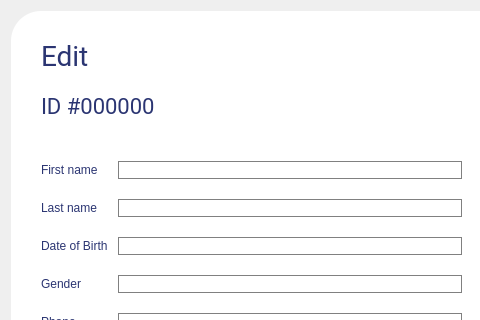
Qt form Nea_Yuk_Prod/account_edit.ui (Espada-Textura/Nea_Yuk) before a commit; both pictures show x 0 to 480 and y 0 to 320 of the 900 by 755 pixel window.
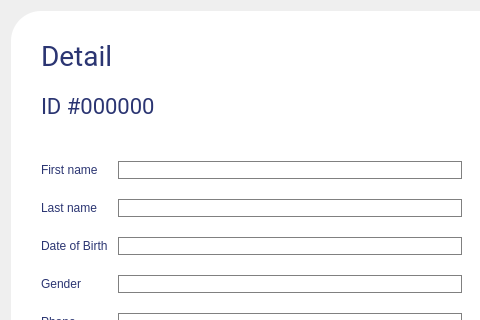
The same form after that commit. Icons and pictures are not drawn.

Diff of the .ui file:
```diff
--- a/Nea_Yuk_Prod/account_edit.ui
+++ b/Nea_Yuk_Prod/account_edit.ui
@@ -254,7 +254,7 @@
 font-size: 28px;</string>
       </property>
       <property name="text">
-       <string>Edit</string>
+       <string>Detail</string>
       </property>
      </widget>
      <widget class="QLabel" name="main_titile_19">
```
Left out of the diff: 2 changed lines with no effect on the pictures.
